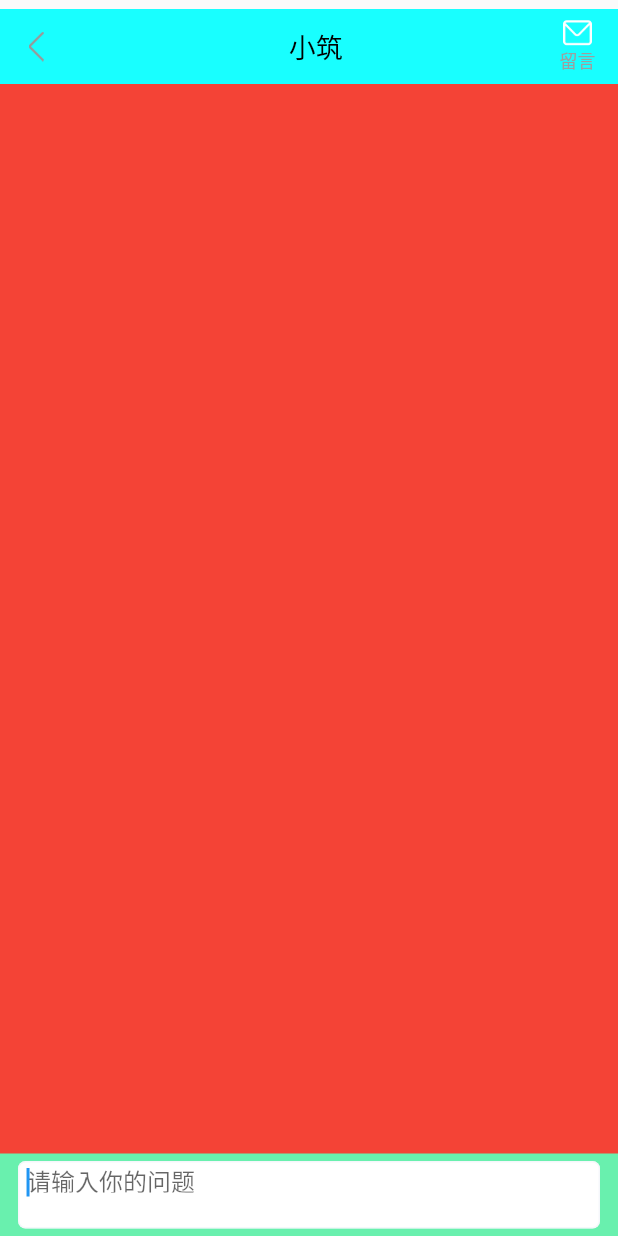
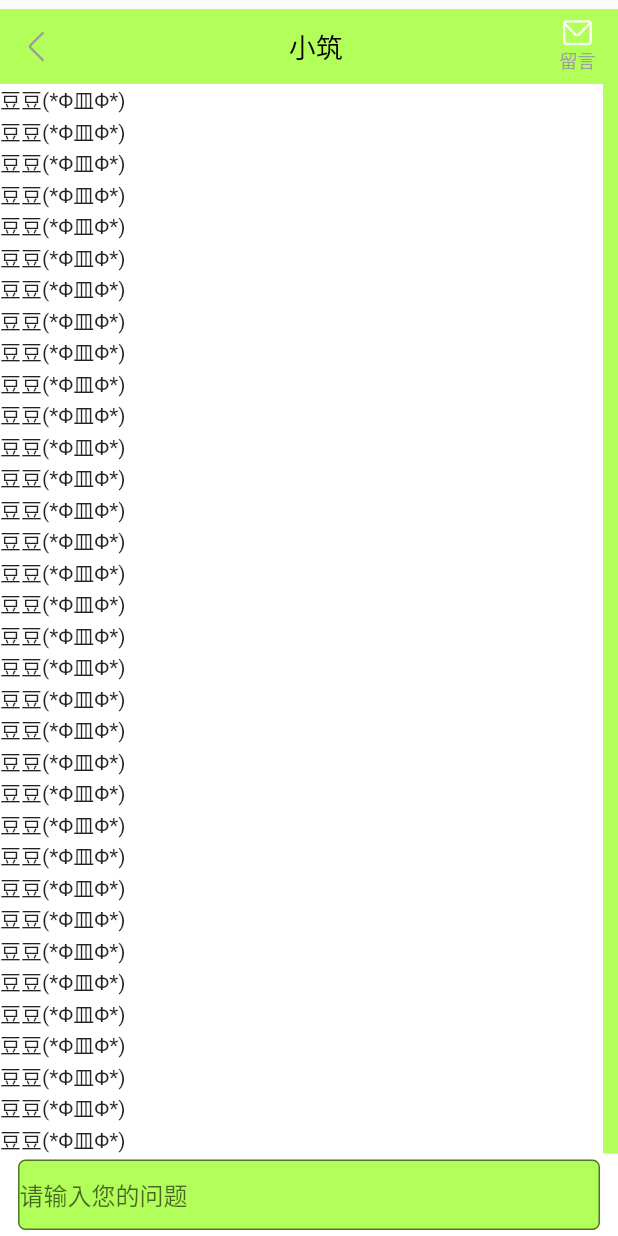
Before and after one commit to qianglifei/flutter_app_gr, a Flutter app: the IntelligentRobotScreen screen opened directly, on a phone screen of 412 x 824 dp. Run offline on Flutter 3.47's test engine with Material 2 defaults, Android fonts, the phone set to English and light mode, and no system bars; our stand-ins replace cached_network_image, dio, flutter_easyrefresh, flutter_screenutil, flutter_swiper, fluttertoast and 1 more; accounts and stored records are empty.

Commit message:
完成小筑页面

```diff
--- a/lib/ui/intelligent_roboot/intelligent_roboot_page.dart
+++ b/lib/ui/intelligent_roboot/intelligent_roboot_page.dart
@@ -6,7 +6,7 @@ import 'package:flutter/material.dart';
 import 'package:flutter_app_gr/base/base_widget.dart';
 import 'package:flutter_app_gr/custom_widget/custom_app_bar.dart';
 import 'package:fluttertoast/fluttertoast.dart';
-
+import 'dart:math' as math;
 // ignore: must_be_immutable
 class IntelligentRobotScreen extends BaseWidget{
   @override
@@ -20,7 +20,7 @@ class IntelligentRobotScreen extends BaseWidget{
 class IntelligentRobotScreenState extends BaseWidgetState<IntelligentRobotScreen> {
 
   TextEditingController controller = TextEditingController();
-
+  ScrollController _scrollController = ScrollController();
   @override
   CustomAppBar getAppBar() {
     // TODO: implement getAppBar
@@ -31,7 +31,7 @@ class IntelligentRobotScreenState extends BaseWidgetState<IntelligentRobotScreen
           color: Colors.green,
           margin: EdgeInsets.only(top: top),
           child: Container(
-            color: Colors.cyanAccent,
+            color: Colors.lightGreenAccent,
             child: Row(
               mainAxisSize: MainAxisSize.max,
               mainAxisAlignment: MainAxisAlignment.start,
@@ -86,30 +86,51 @@ class IntelligentRobotScreenState extends BaseWidgetState<IntelligentRobotScreen
         body: Stack(
           children: <Widget>[
               Container(
-                color: Colors.red,
+                color: Colors.white,
                 height: MediaQuery.of(context).size.height,
+                child:Row(
+                  children: <Widget>[
+                   Expanded(
+                     child: ListView.builder(
+                       controller: _scrollController,
+                       itemCount: 100,
+                       scrollDirection: Axis.vertical,
+                       itemBuilder: (BuildContext context , int index){
+                         return Container(
+                           alignment: Alignment.centerLeft,
+                           width: 100,
+                           child: Text("豆豆(*Φ皿Φ*)"),
+                         );
+                       },
+                       shrinkWrap: true,
+                     ),
+                   ),
+                   Container(
+                     width: 10,
+                     height: MediaQuery.of(context).size.height,
+                     color: Colors.lightGreenAccent,
+                     child: Text(""),
+                   ),
+                  ],
+                ),
               ),
               Align(
                 alignment: FractionalOffset.bottomCenter,
                 child: Container(
+                  color: Colors.white,
                   height: 55,
-                  color: Colors.greenAccent,
+                  width: MediaQuery.of(context).size.width,
                   child: Container(
-                    margin: EdgeInsets.only(left: 12,right: 12,top:5,bottom: 5),
+                    alignment: Alignment.center,
+                    margin: EdgeInsets.only(left: 12,right: 12,top: 4,bottom: 4 ),
                     decoration: BoxDecoration(
-                      color: Colors.white,
-                      borderRadius: BorderRadius.circular(5.0),
-                      border: Border.all(color: Color.fromRGBO(238, 242, 248, 0.6))
+                        color: Colors.lightGreenAccent,
+                        border: Border.all(color: Colors.black54,width: 1.0),
+                        borderRadius: BorderRadius.circular(5.0)
                     ),
-                    padding: EdgeInsets.only(bottom: 23,left: 5),
-                    child:TextField(
-                        controller: controller,
-                        autofocus: true,
-                        decoration: InputDecoration.collapsed(hintText: "请输入你的问题"),
-                        textInputAction: TextInputAction.search,
-                      ),
+                    child:TextFormField(decoration: InputDecoration.collapsed(hintText: "请输入您的问题")),
                   ),
-                )
+                ),
               ),
           ],
         ),
```
